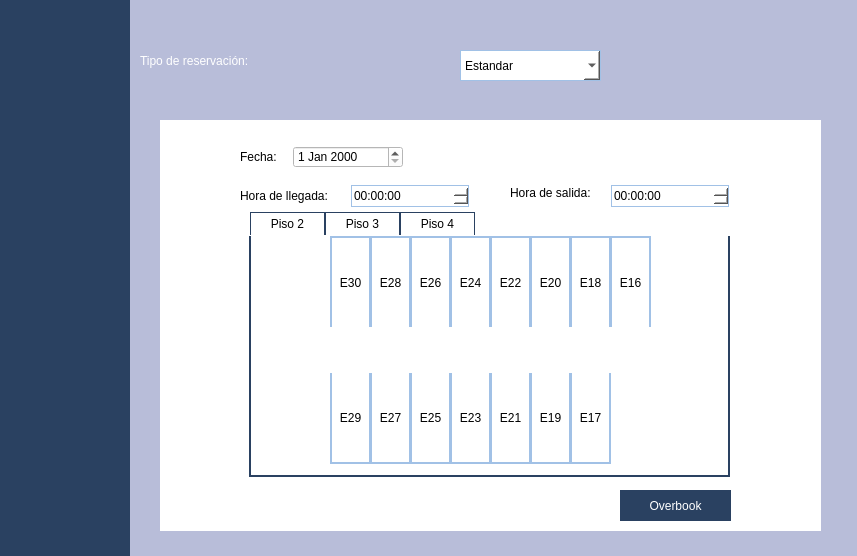
FernandoHS-0/ProyectoIS2, file cliente.ui: the form before one commit.
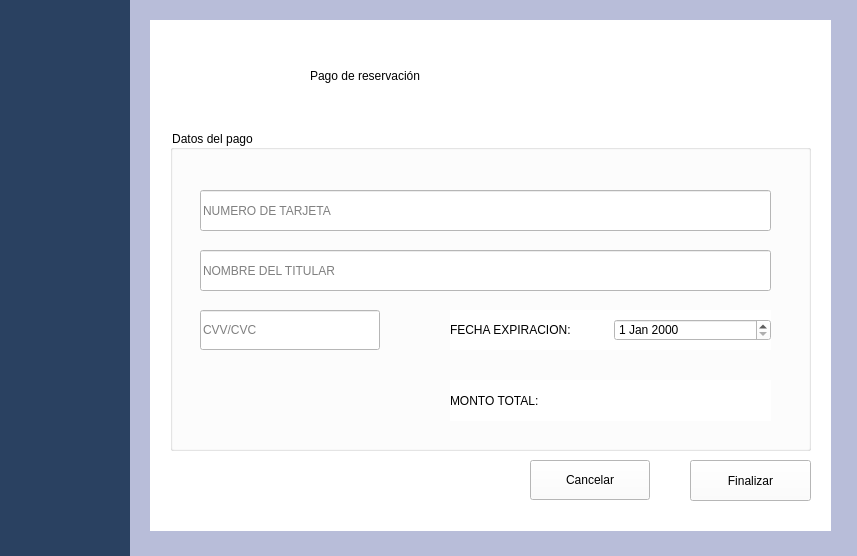
The form after the commit. Icons and pictures are not drawn.

Commit message: PAGO IMPLEMENTADO

```diff
--- a/cliente.ui
+++ b/cliente.ui
@@ -115,7 +115,7 @@
     <string notr="true">background-color: #B8BDD9;</string>
    </property>
    <property name="currentIndex">
-    <number>0</number>
+    <number>4</number>
    </property>
    <widget class="QWidget" name="page">
     <widget class="QLabel" name="label">
@@ -2290,6 +2290,173 @@
      </widget>
     </widget>
    </widget>
+   <widget class="QWidget" name="page_4">
+    <widget class="QWidget" name="widget_6" native="true">
+     <property name="geometry">
+      <rect>
+       <x>20</x>
+       <y>20</y>
+       <width>681</width>
+       <height>511</height>
+      </rect>
+     </property>
+     <property name="styleSheet">
+      <string notr="true">background-color: rgb(255, 255, 255);</string>
+     </property>
+     <widget class="QLabel" name="label_19">
+      <property name="geometry">
+       <rect>
+        <x>160</x>
+        <y>30</y>
+        <width>371</width>
+        <height>51</height>
+       </rect>
+      </property>
+      <property name="styleSheet">
+       <string notr="true">font: 24pt &quot;MS Shell Dlg 2&quot;;
+color: rgb(0, 0, 0);</string>
+      </property>
+      <property name="text">
+       <string>Pago de reservación</string>
+      </property>
+     </widget>
+     <widget class="QGroupBox" name="groupBox_2">
+      <property name="geometry">
+       <rect>
+        <x>20</x>
+        <y>110</y>
+        <width>641</width>
+        <height>321</height>
+       </rect>
+      </property>
+      <property name="styleSheet">
+       <string notr="true">font: 12pt &quot;MS Shell Dlg 2&quot;;</string>
+      </property>
+      <property name="title">
+       <string>Datos del pago</string>
+      </property>
+      <widget class="QLineEdit" name="le_numTarjeta">
+       <property name="geometry">
+        <rect>
+         <x>30</x>
+         <y>60</y>
+         <width>571</width>
+         <height>41</height>
+        </rect>
+       </property>
+       <property name="text">
+        <string/>
+       </property>
+       <property name="placeholderText">
+        <string>NUMERO DE TARJETA</string>
+       </property>
+      </widget>
+      <widget class="QLineEdit" name="le_nombreTitular">
+       <property name="geometry">
+        <rect>
+         <x>30</x>
+         <y>120</y>
+         <width>571</width>
+         <height>41</height>
+        </rect>
+       </property>
+       <property name="text">
+        <string/>
+       </property>
+       <property name="placeholderText">
+        <string>NOMBRE DEL TITULAR</string>
+       </property>
+      </widget>
+      <widget class="QLineEdit" name="le_cvv">
+       <property name="geometry">
+        <rect>
+         <x>30</x>
+         <y>180</y>
+         <width>180</width>
+         <height>40</height>
+        </rect>
+       </property>
+       <property name="placeholderText">
+        <string>CVV/CVC</string>
+       </property>
+      </widget>
+      <widget class="QWidget" name="">
+       <property name="geometry">
+        <rect>
+         <x>280</x>
+         <y>180</y>
+         <width>321</width>
+         <height>40</height>
+        </rect>
+       </property>
+       <layout class="QHBoxLayout" name="horizontalLayout">
+        <item>
+         <widget class="QLabel" name="label_20">
+          <property name="text">
+           <string>FECHA EXPIRACION:</string>
+          </property>
+         </widget>
+        </item>
+        <item>
+         <widget class="QDateEdit" name="de_fechaExp"/>
+        </item>
+       </layout>
+      </widget>
+      <widget class="QWidget" name="">
+       <property name="geometry">
+        <rect>
+         <x>280</x>
+         <y>250</y>
+         <width>321</width>
+         <height>41</height>
+        </rect>
+       </property>
+       <layout class="QHBoxLayout" name="horizontalLayout_2">
+        <item>
+         <widget class="QLabel" name="label_21">
+          <property name="text">
+           <string>MONTO TOTAL:</string>
+          </property>
+         </widget>
+        </item>
+        <item>
+         <widget class="QLabel" name="lb_montoTotal">
+          <property name="text">
+           <string/>
+          </property>
+         </widget>
+        </item>
+       </layout>
+      </widget>
+     </widget>
+     <widget class="QPushButton" name="pushButton">
+      <property name="geometry">
+       <rect>
+        <x>380</x>
+        <y>440</y>
+        <width>120</width>
+        <height>40</height>
+       </rect>
+      </property>
+      <property name="text">
+       <string>Cancelar</string>
+      </property>
+     </widget>
+     <widget class="QPushButton" name="pb_finalizasReserva">
+      <property name="geometry">
+       <rect>
+        <x>540</x>
+        <y>440</y>
+        <width>121</width>
+        <height>41</height>
+       </rect>
+      </property>
+      <property name="text">
+       <string>Finalizar</string>
+      </property>
+     </widget>
+    </widget>
+   </widget>
   </widget>
   <widget class="QPushButton" name="ExtendeReservacion">
    <property name="geometry">
```
The commit also changes 5 other files.
